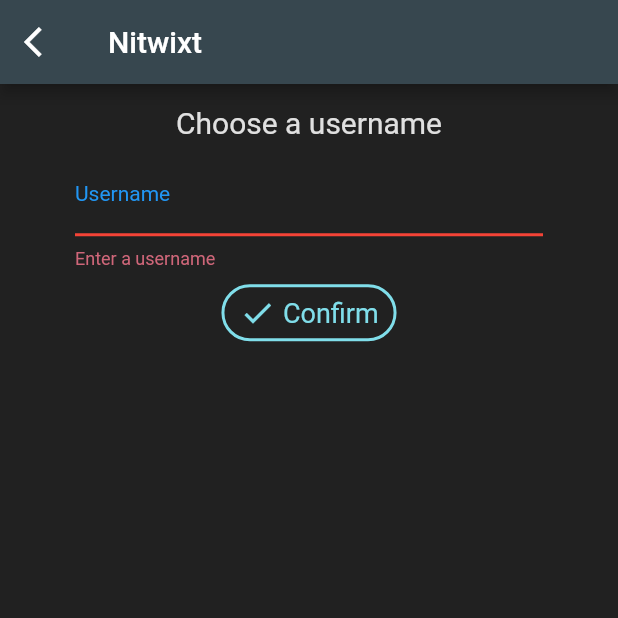
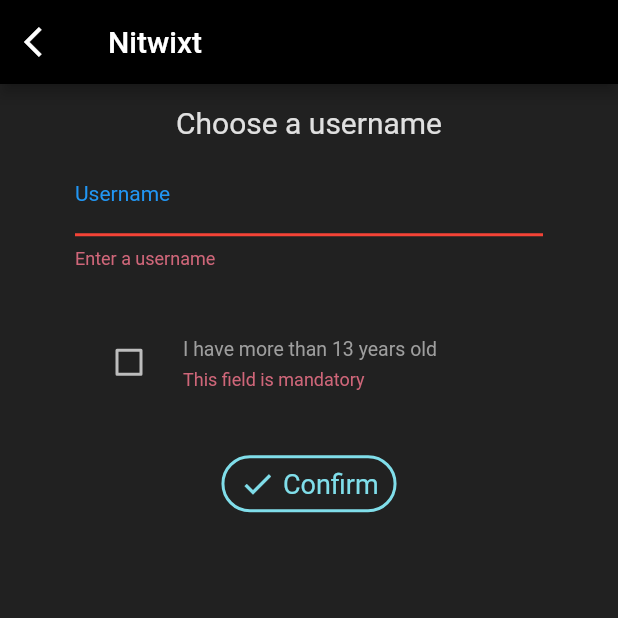
Before and after one commit to ValentinVignal/Nitwixt, a Flutter app: the screen it shows once a user with an empty profile is signed in, scrolled down 56 dp, after a tap on "Confirm", on a phone screen of 412 x 824 dp, the top half of it. Run offline on Flutter 3.47's test engine with Material 2 defaults, Android fonts, the phone set to English and light mode, and no system bars; our stand-ins replace badges, cloud_firestore, cloud_functions, equatable, firebase_auth, firebase_core and 15 more; missing offline and left inert: custom_navigator, emoji_picker, flutter_emoji, flutter_facebook_login, flutter_password_strength; accounts and stored records are empty.

Commit message:
Verify user is older than 13 yo

```diff
--- a/lib/screens/home/set_username.dart
+++ b/lib/screens/home/set_username.dart
@@ -20,6 +20,7 @@
   bool loading = false;
   String username = '';
   String errorMessage = '';
+  bool olderThan13Yo = false;
 
   @override
   Widget build(BuildContext context) {
@@ -27,12 +28,17 @@
     final double height = MediaQuery.of(context).size.height;
 
     Future<void> _validate() async {
-      if (_formKey.currentState.validate()) {
+      /*
+      if (!olderThan13Yo) {
+        setState(() {
+          errorMessage = 'Please confirm you are older than 13 years old';
+        });
+      } else */ if (_formKey.currentState.validate()) {
         setState(() {
           loading = true;
         });
-        final QuerySnapshot documents = await userCollection.where(UserKeys.username, isEqualTo: username).getDocuments();
-        if (documents.documents.isNotEmpty) {
+        final QuerySnapshot documents = await userCollection.where(UserKeys.username, isEqualTo: username).get();
+        if (documents.docs.isNotEmpty) {
           // There is already a user with this username
           setState(() {
             errorMessage = 'Username $username is already used';
@@ -53,9 +59,7 @@
     }
 
     return Scaffold(
-      backgroundColor: Colors.grey[900],
       appBar: AppBar(
-        backgroundColor: Colors.blueGrey[800],
         title: const Text('Nitwixt'),
         leading: IconButton(
           onPressed: () => AuthService().signOut(),
@@ -95,18 +99,35 @@
                       }
                       return null;
                     },
-                    onChanged: (val) {
+                    onChanged: (String val) {
                       setState(() => username = val);
                     },
                   ),
                   const SizedBox(
-                    height: 10.0,
+                    height: 30.0,
+                  ),
+                  CheckboxFormField(
+                      title: const Text('I have more than 13 years old'),
+                      initialValue: olderThan13Yo,
+                      validator: (bool val) {
+                        if (val) {
+                          return null;
+                        } else {
+                          return 'This field is mandatory';
+                        }
+                      },
+                  ),
+                  const SizedBox(
+                    height: 30.0,
                   ),
                   ButtonSimple(
                     onTap: _validate,
                     color: Colors.cyan[200],
                     icon: Icons.check,
                     text: 'Confirm',
+                  ),
+                  const SizedBox(
+                    height: 30.0,
                   ),
                   Text(
                     errorMessage,
--- a/lib/view/themes/theme.dart
+++ b/lib/view/themes/theme.dart
@@ -4,28 +4,30 @@
   brightness: Brightness.dark,
   primaryColor: Colors.blue,
   accentColor: Colors.blueAccent,
-  colorScheme: ColorScheme.dark(
+  colorScheme: const ColorScheme.dark(
     secondary: Colors.blue,
     onPrimary: Colors.white,
   ),
   snackBarTheme: SnackBarThemeData(
     backgroundColor: Colors.grey[850],
-    contentTextStyle: TextStyle(color: Colors.white),
+    contentTextStyle: const TextStyle(color: Colors.white),
   actionTextColor: Colors.blue,
 
   ),
 
-  appBarTheme: AppBarTheme(
+  appBarTheme: const AppBarTheme(
     brightness: Brightness.dark,
     color: Colors.black,
   ),
 
   scaffoldBackgroundColor: Colors.grey[900],
 
-  textTheme: TextTheme(
+  textTheme: const TextTheme(
     headline1: TextStyle(color: Colors.white),
     bodyText1: TextStyle(color: Colors.white),
     bodyText2: TextStyle(color: Colors.white),
     subtitle1: TextStyle(color: Colors.grey, fontSize: 14.0,),
-  )
+  ),
+
+  toggleableActiveColor: Colors.lightBlue,
 );
--- /dev/null
+++ b/lib/widgets/forms/checkbox_form_field.dart
@@ -0,0 +1,34 @@
+import 'package:flutter/material.dart';
+
+
+class CheckboxFormField extends FormField<bool> {
+  CheckboxFormField({
+    Widget title,
+    FormFieldSetter<bool> onSaved,
+    FormFieldValidator<bool> validator,
+    bool initialValue = false,
+    bool autovalidate = false,
+  }) : super(
+    onSaved: onSaved,
+    validator: validator,
+    initialValue: initialValue,
+    autovalidate: autovalidate,
+    builder: (FormFieldState<bool> state) {
+      return CheckboxListTile(
+        dense: state.hasError,
+        title: title,
+        value: state.value,
+        onChanged: state.didChange,
+        subtitle: state.hasError
+            ? Builder(
+          builder: (BuildContext context) => Text(
+            state.errorText,
+            style: TextStyle(color: Theme.of(context).errorColor),
+          ),
+        )
+            : null,
+        controlAffinity: ListTileControlAffinity.leading,
+      );
+    },
+  );
+}
--- a/lib/widgets/forms/forms.dart
+++ b/lib/widgets/forms/forms.dart
@@ -1,4 +1,5 @@
+export 'checkbox_form_field.dart';
+export 'list_input.dart';
+export 'text_info.dart';
 export 'text_info_mode.dart';
-export 'text_info.dart';
 export 'text_info_subtitle.dart';
-export 'list_input.dart';
```
